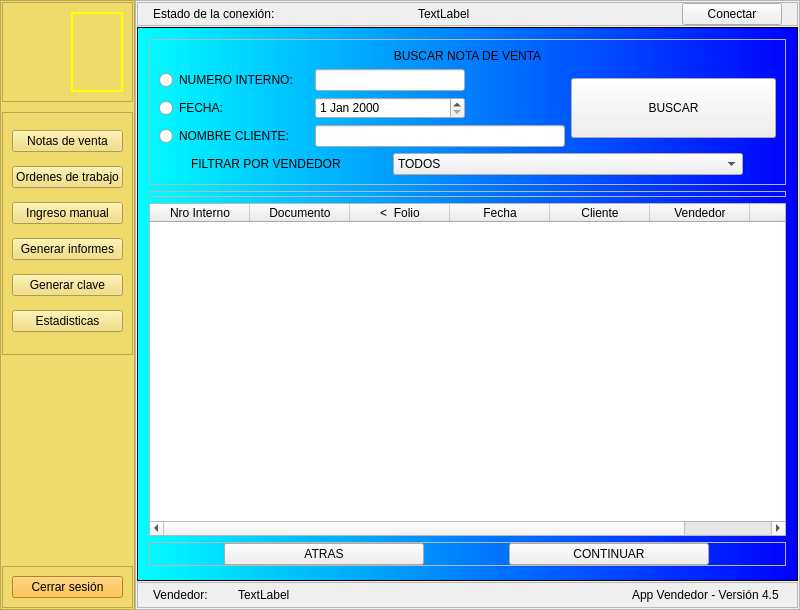
Before: the Qt Designer form vendedor.ui in Huber-Ticona/SAGOT-Vendedor-nueva-interfaz, drawn with Qt 5.
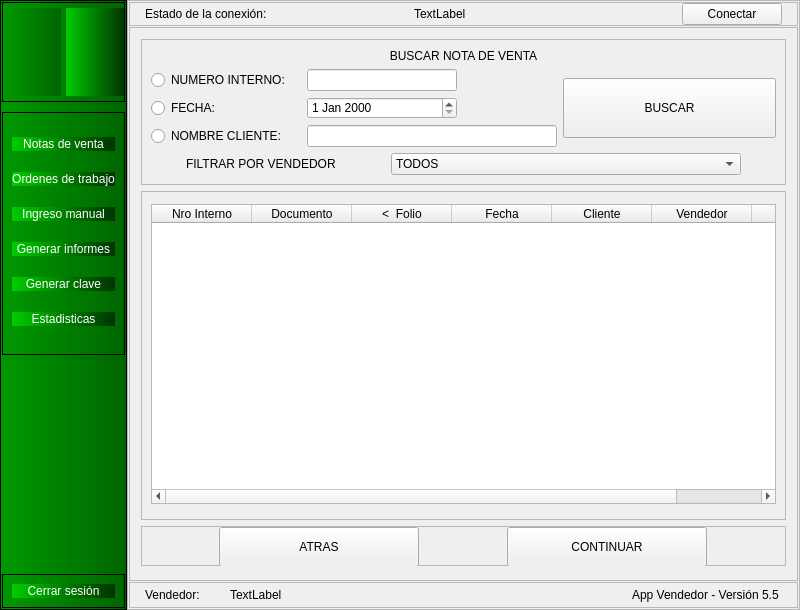
After: the same form once the commit is applied. The open tabs and pages were chosen to show the change.

Diff of the .ui file:
```diff
--- a/vendedor.ui
+++ b/vendedor.ui
@@ -59,9 +59,11 @@
        </size>
       </property>
       <property name="styleSheet">
-       <string notr="true">QFrame{
-	background-color: rgb(240, 218, 108);
+       <string notr="true">*{
+	background: qlineargradient( x1:0 y1:0, x2:1 y2:0, stop:0 #009900, stop:1 #006600);
+ color: white;
 }
+
 </string>
       </property>
       <property name="frameShape">
@@ -94,6 +96,12 @@
            <height>100</height>
           </size>
          </property>
+         <property name="styleSheet">
+          <string notr="true">QPushButton{
+border: transparent;
+background: qlineargradient( x1:0 y1:0, x2:1 y2:0, stop:0 #00cc00, stop:1 #003300);
+}</string>
+         </property>
          <property name="frameShape">
           <enum>QFrame::StyledPanel</enum>
          </property>
@@ -101,6 +109,21 @@
           <enum>QFrame::Raised</enum>
          </property>
          <layout class="QHBoxLayout" name="horizontalLayout_10">
+          <property name="spacing">
+           <number>5</number>
+          </property>
+          <property name="leftMargin">
+           <number>0</number>
+          </property>
+          <property name="topMargin">
+           <number>5</number>
+          </property>
+          <property name="rightMargin">
+           <number>0</number>
+          </property>
+          <property name="bottomMargin">
+           <number>5</number>
+          </property>
           <item>
            <widget class="QLabel" name="logo">
             <property name="text">
@@ -115,23 +138,20 @@
            <widget class="QPushButton" name="btn_menu">
             <property name="maximumSize">
              <size>
-              <width>150</width>
-              <height>150</height>
+              <width>100</width>
+              <height>100</height>
              </size>
             </property>
             <property name="styleSheet">
-             <string notr="true">*{
-border: 2px solid yellow;
-}
-</string>
+             <string notr="true"/>
             </property>
             <property name="text">
-             <string/>
+             <string notr="true"/>
             </property>
             <property name="iconSize">
              <size>
-              <width>60</width>
-              <height>60</height>
+              <width>70</width>
+              <height>70</height>
              </size>
             </property>
            </widget>
@@ -149,7 +169,8 @@
          </property>
          <property name="styleSheet">
           <string notr="true">QPushButton{
-background-color: rgb(240, 218, 108);
+border: transparent;
+background: qlineargradient( x1:0 y1:0, x2:1 y2:0, stop:0 #00cc00, stop:1 #003300);
 }</string>
          </property>
          <property name="frameShape">
@@ -161,6 +182,9 @@
          <layout class="QVBoxLayout" name="verticalLayout_3">
           <item>
            <widget class="QPushButton" name="btn_buscar">
+            <property name="styleSheet">
+             <string notr="true"/>
+            </property>
             <property name="text">
              <string>Notas de venta</string>
             </property>
@@ -244,7 +268,8 @@
         <widget class="QFrame" name="abajo">
          <property name="styleSheet">
           <string notr="true">QPushButton{
-	background-color: rgb(255,180,30)
+border: transparent;
+background: qlineargradient( x1:0 y1:0, x2:1 y2:0, stop:0 #00cc00, stop:1 #003300);
 }</string>
          </property>
          <property name="frameShape">
@@ -425,7 +450,8 @@
          <property name="styleSheet">
           <string notr="true">#body_container{
 
-background: qlineargradient( x1:0 y1:0, x2:1 y2:0, stop:0 cyan, stop:1 blue);
+/*background: qlineargradient( x1:0 y1:0, x2:1 y2:0, stop:0 cyan, stop:1 blue);
+*/
 
 }</string>
          </property>
@@ -460,7 +486,7 @@
              </sizepolicy>
             </property>
             <property name="currentIndex">
-             <number>0</number>
+             <number>7</number>
             </property>
             <widget class="QWidget" name="inicio">
              <widget class="QLabel" name="label_5">
@@ -509,14 +535,14 @@
              <widget class="QLabel" name="label_23">
               <property name="geometry">
                <rect>
-                <x>210</x>
-                <y>350</y>
-                <width>221</width>
-                <height>111</height>
+                <x>10</x>
+                <y>480</y>
+                <width>71</width>
+                <height>51</height>
                </rect>
               </property>
               <property name="text">
-               <string>IMAGE</string>
+               <string>:3</string>
               </property>
              </widget>
             </widget>
@@ -711,15 +737,15 @@
                  <enum>QFrame::Raised</enum>
                 </property>
                 <layout class="QVBoxLayout" name="verticalLayout_8">
+                 <property name="spacing">
+                  <number>0</number>
+                 </property>
                  <property name="topMargin">
-                  <number>2</number>
+                  <number>0</number>
                  </property>
                  <property name="bottomMargin">
                   <number>2</number>
                  </property>
-                </layout>
-               </widget>
-              </item>
               <item>
                <widget class="QTableWidget" name="tableWidget_1">
                 <property name="sizePolicy">
@@ -728,6 +754,18 @@
                   <verstretch>0</verstretch>
                  </sizepolicy>
                 </property>
+                   <property name="minimumSize">
+                    <size>
+                     <width>0</width>
+                     <height>300</height>
+                    </size>
+                   </property>
+                   <property name="maximumSize">
+                    <size>
+                     <width>16777215</width>
+                     <height>300</height>
+                    </size>
+                   </property>
                 <property name="iconSize">
                  <size>
                   <width>50</width>
@@ -777,8 +815,17 @@
                 </column>
                </widget>
               </item>
+                </layout>
+               </widget>
+              </item>
               <item alignment="Qt::AlignBottom">
                <widget class="QFrame" name="abajo_3">
+                <property name="maximumSize">
+                 <size>
+                  <width>16777215</width>
+                  <height>40</height>
+                 </size>
+                </property>
                 <property name="frameShape">
                  <enum>QFrame::StyledPanel</enum>
                 </property>
@@ -797,6 +844,12 @@
                  </property>
                  <item>
                   <widget class="QPushButton" name="btn_atras_1">
+                   <property name="minimumSize">
+                    <size>
+                     <width>0</width>
+                     <height>40</height>
+                    </size>
+                   </property>
                    <property name="maximumSize">
                     <size>
                      <width>200</width>
@@ -810,10 +863,16 @@
                  </item>
                  <item>
                   <widget class="QPushButton" name="btn_crear_1">
+                   <property name="minimumSize">
+                    <size>
+                     <width>0</width>
+                     <height>40</height>
+                    </size>
+                   </property>
                    <property name="maximumSize">
                     <size>
                      <width>200</width>
-                     <height>16777215</height>
+                     <height>90</height>
                     </size>
                    </property>
                    <property name="text">
@@ -1120,7 +1179,7 @@
                      </size>
                     </property>
                     <property name="text">
-                     <string/>
+                     <string>+</string>
                     </property>
                    </widget>
                   </item>
@@ -1133,7 +1192,7 @@
                      </size>
                     </property>
                     <property name="text">
-                     <string/>
+                     <string>-</string>
                     </property>
                    </widget>
                   </item>
@@ -1443,7 +1502,7 @@
                      </size>
                     </property>
                     <property name="text">
-                     <string/>
+                     <string>+</string>
                     </property>
                    </widget>
                   </item>
@@ -1456,7 +1515,7 @@
                      </size>
                     </property>
                     <property name="text">
-                     <string/>
+                     <string>-</string>
                     </property>
                    </widget>
                   </item>
@@ -1550,7 +1609,7 @@
                <string notr="true">font: 10pt &quot;Times New Roman&quot;;</string>
               </property>
               <property name="currentIndex">
-               <number>1</number>
+               <number>0</number>
               </property>
               <widget class="QWidget" name="tab_3">
                <attribute name="title">
@@ -1707,7 +1766,7 @@
                <widget class="QPushButton" name="btn_eliminar_1">
                 <property name="geometry">
                  <rect>
-                  <x>600</x>
+                  <x>620</x>
                   <y>300</y>
                   <width>41</width>
                   <height>51</height>
@@ -1717,13 +1776,13 @@
                  <string notr="true">font: 75 14pt &quot;Times New Roman&quot;;</string>
                 </property>
                 <property name="text">
-                 <string/>
+                 <string>-</string>
                 </property>
                </widget>
                <widget class="QPushButton" name="btn_agregar_1">
                 <property name="geometry">
                  <rect>
-                  <x>600</x>
+                  <x>620</x>
                   <y>240</y>
                   <width>41</width>
                   <height>51</height>
@@ -1733,15 +1792,15 @@
                  <string notr="true">font: 75 14pt &quot;Times New Roman&quot;;</string>
                 </property>
                 <property name="text">
-                 <string/>
+                 <string>+</string>
                 </property>
                </widget>
                <widget class="QTableWidget" name="tb_orden_manual">
                 <property name="geometry">
                  <rect>
-                  <x>30</x>
+                  <x>10</x>
                   <y>230</y>
-                  <width>561</width>
+                  <width>601</width>
                   <height>161</height>
                  </rect>
                 </property>
@@ -1908,7 +1967,7 @@
                <widget class="QComboBox" name="productos">
                 <property name="geometry">
                  <rect>
-                  <x>30</x>
+                  <x>10</x>
                   <y>200</y>
                   <width>561</width>
                   <height>22</height>
@@ -1964,8 +2023,8 @@
                <widget class="QPushButton" name="btn_add">
                 <property name="geometry">
                  <rect>
-                  <x>600</x>
-                  <y>200</y>
+                  <x>580</x>
+                  <y>195</y>
                   <width>58</width>
                   <height>28</height>
                  </rect>
@@ -2340,7 +2399,7 @@
                  <string notr="true">font: 75 14pt &quot;Times New Roman&quot;;</string>
                 </property>
                 <property name="text">
-                 <string/>
+                 <string>+</string>
                 </property>
                </widget>
                <widget class="QPushButton" name="btn_eliminar_6">
@@ -2356,7 +2415,7 @@
                  <string notr="true">font: 75 14pt &quot;Times New Roman&quot;;</string>
                 </property>
                 <property name="text">
-                 <string/>
+                 <string>-</string>
                 </property>
                </widget>
                <widget class="QPlainTextEdit" name="txt_descripcion_6">
@@ -3123,7 +3182,7 @@
                         </size>
                        </property>
                        <property name="text">
-                        <string/>
+                        <string>+</string>
                        </property>
                       </widget>
                      </item>
@@ -3142,7 +3201,7 @@
                         </size>
                        </property>
                        <property name="text">
-                        <string/>
+                        <string>-</string>
                        </property>
                       </widget>
                      </item>
@@ -3293,7 +3352,7 @@
                </rect>
               </property>
               <property name="currentIndex">
-               <number>1</number>
+               <number>0</number>
               </property>
               <widget class="QWidget" name="tab">
                <attribute name="title">
@@ -3727,7 +3786,7 @@
              </size>
             </property>
             <property name="text">
-             <string>App Vendedor - Versión 4.5 </string>
+             <string>App Vendedor - Versión 5.5 </string>
             </property>
            </widget>
           </item>
```
Lines whose indentation alone changed are shown as unchanged.
